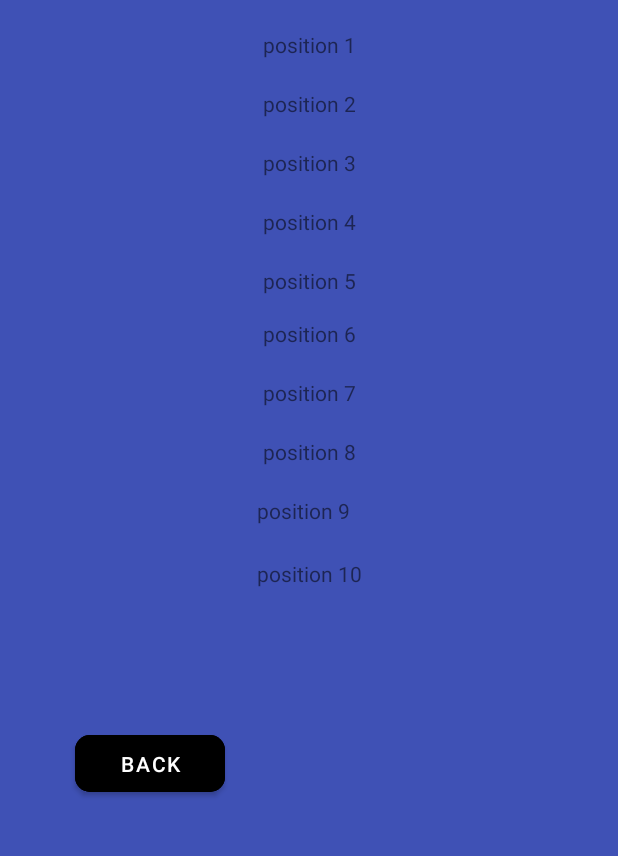
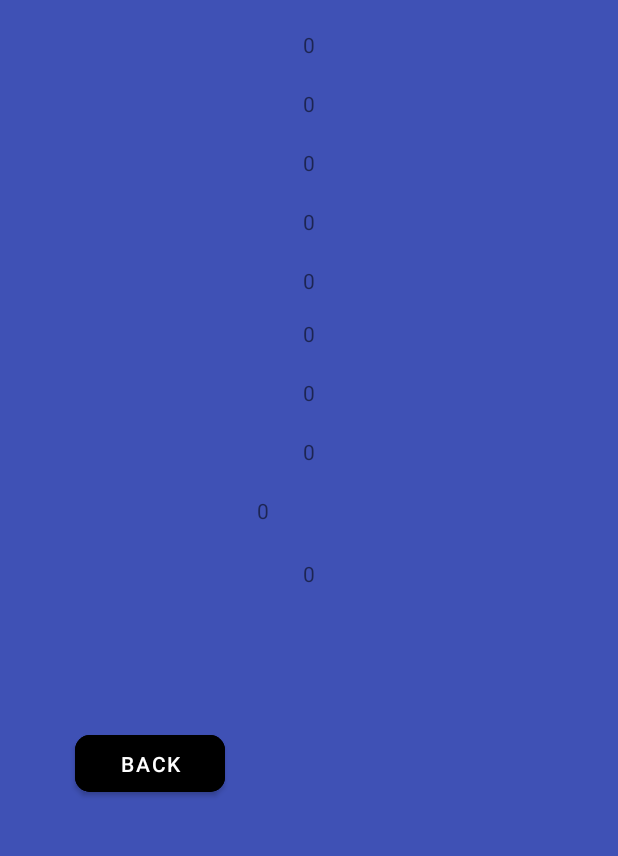
Before and after one commit to druzyna-pierscienia/milionerzy-projekt-sm-dc-ww, an Android app: the Scoreboard screen opened directly, with no data from a screen before it, on a phone screen of 412 x 824 dp, the part 360-1216 px from its top. Run offline under Robolectric (Android 15) with nearby library versions, the light colour scheme and no system bars.

Commit message:
added scores from database to scoreboard

```diff
--- a/Milionerzy/app/src/main/java/com/example/milionerzy/Scoreboard.java
+++ b/Milionerzy/app/src/main/java/com/example/milionerzy/Scoreboard.java
@@ -5,15 +5,112 @@ import android.os.Bundle;
 import android.util.Log;
 import android.view.View;
 import android.widget.Button;
+import android.widget.TextView;
 
 import androidx.appcompat.app.AppCompatActivity;
 
+import java.util.concurrent.ExecutionException;
+
 public class Scoreboard extends AppCompatActivity {
+
+    private TextView pos1;
+    private TextView pos2;
+    private TextView pos3;
+    private TextView pos4;
+    private TextView pos5;
+    private TextView pos6;
+    private TextView pos7;
+    private TextView pos8;
+    private TextView pos9;
+    private TextView pos10;
     protected void onCreate(Bundle savedInstanceState) {
         super.onCreate(savedInstanceState);
         setContentView(R.layout.scoreboard);
 
         Button backButton = (Button) findViewById(R.id.back_button);
+
+
+
+        // Pobieranie 'response' z bazy
+        DataBaseQuestion task = new DataBaseQuestion();
+        try {
+            pos1 = findViewById(R.id.position1);
+            pos2 = findViewById(R.id.position2);
+            pos3 = findViewById(R.id.position3);
+            pos4 = findViewById(R.id.position4);
+            pos5 = findViewById(R.id.position5);
+            pos6 = findViewById(R.id.position6);
+            pos7 = findViewById(R.id.position7);
+            pos8 = findViewById(R.id.position8);
+            pos9 = findViewById(R.id.position9);
+            pos10 = findViewById(R.id.position10);
+
+
+            String result = task.execute("http://10.0.2.2:8080/ranking").get();
+
+                pos1.setText("0");
+                pos2.setText("0");
+                pos3.setText("0");
+                pos4.setText("0");
+                pos5.setText("0");
+                pos6.setText("0");
+                pos7.setText("0");
+                pos8.setText("0");
+                pos9.setText("0");
+                pos10.setText("0");
+
+
+
+
+                String[] ranking = result.split(";");
+            String[] tmp = new String[2];
+            if(ranking.length>1) {
+                tmp = ranking[0].split("/");
+                pos1.setText(tmp[0] + "    -    " + tmp[1]);
+                }
+                if(ranking.length==2) {
+                tmp = ranking[1].split("/");
+                pos2.setText(tmp[0] + "    -    " + tmp[1]);
+            }
+            if(ranking.length==3) {
+                tmp = ranking[2].split("/");
+                pos3.setText(tmp[0] + "    -    " + tmp[1]);
+            }
+            if(ranking.length==4) {
+                tmp = ranking[3].split("/");
+                pos4.setText(tmp[0] + "    -    " + tmp[1]);
+            }
+            if(ranking.length==5) {
+                tmp = ranking[4].split("/");
+                pos5.setText(tmp[0] + "    -    " + tmp[1]);
+            }
+            if(ranking.length==6) {
+                tmp = ranking[5].split("/");
+                pos6.setText(tmp[0] + "    -    " + tmp[1]);
+            }
+            if(ranking.length==7) {
+                tmp = ranking[6].split("/");
+                pos7.setText(tmp[0] + "    -    " + tmp[1]);
+            }
+            if(ranking.length==8) {
+                tmp = ranking[7].split("/");
+                pos8.setText(tmp[0] + "    -    " + tmp[1]);
+            }
+            if(ranking.length==9) {
+                tmp = ranking[8].split("/");
+                pos9.setText(tmp[0] + "    -    " + tmp[1]);
+            }
+            if(ranking.length==10) {
+                tmp = ranking[9].split("/");
+                pos10.setText(tmp[0] + "    -    " + tmp[1]);
+            }
+
+
+        } catch (ExecutionException e) {
+            throw new RuntimeException(e);
+        } catch (InterruptedException e) {
+            throw new RuntimeException(e);
+        }
         backButton.setOnClickListener(new View.OnClickListener() {
             @Override
             public void onClick(View v) {
--- a/Milionerzy/app/src/main/res/layout/scoreboard.xml
+++ b/Milionerzy/app/src/main/res/layout/scoreboard.xml
@@ -33,6 +33,7 @@
 
     <TextView
         android:id="@+id/position1"
+
         android:layout_width="wrap_content"
         android:layout_height="wrap_content"
         android:layout_marginTop="20dp"
```
Also changed, not shown: 1 other file.
